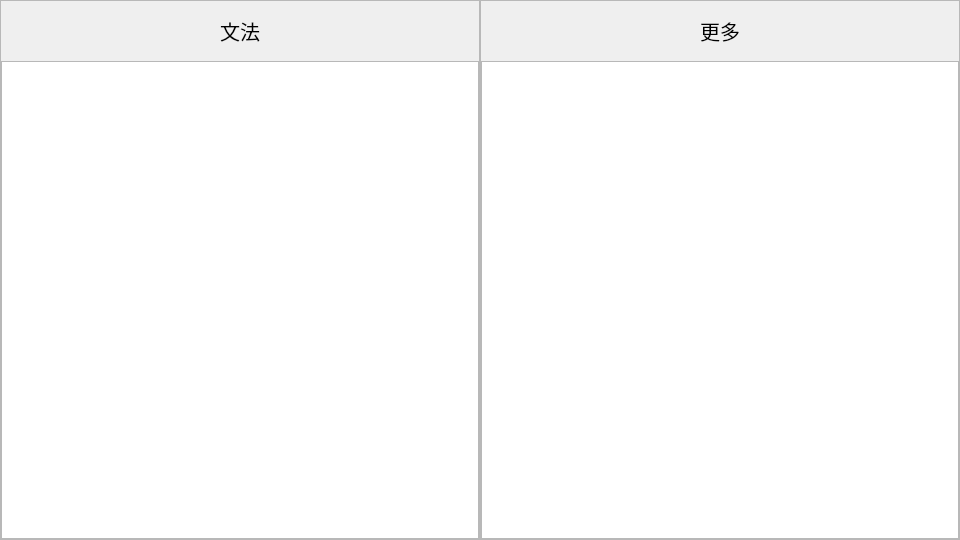
The window that ui/semantic_info.ui (HIT-SCIR-chichi/hit_compiling_systems) describes before a commit, drawn with Qt 5.
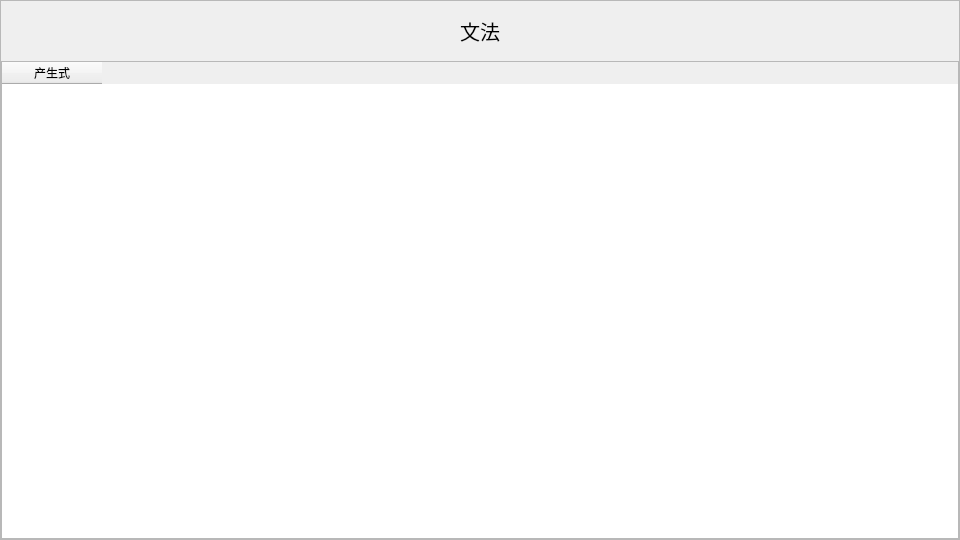
The same window after the commit. Icons and pictures are not drawn.

What changed in the file:
```diff
--- a/ui/semantic_info.ui
+++ b/ui/semantic_info.ui
@@ -83,61 +83,11 @@
         <property name="horizontalScrollMode">
          <enum>QAbstractItemView::ScrollPerPixel</enum>
         </property>
-       </widget>
-      </item>
-     </layout>
-    </widget>
-   </item>
-   <item>
-    <widget class="QFrame" name="frame_2">
-     <property name="frameShape">
-      <enum>QFrame::StyledPanel</enum>
-     </property>
-     <property name="frameShadow">
-      <enum>QFrame::Raised</enum>
-     </property>
-     <layout class="QVBoxLayout" name="verticalLayout_2">
-      <property name="spacing">
-       <number>15</number>
-      </property>
-      <property name="leftMargin">
-       <number>0</number>
-      </property>
-      <property name="topMargin">
-       <number>15</number>
-      </property>
-      <property name="rightMargin">
-       <number>0</number>
-      </property>
-      <property name="bottomMargin">
-       <number>0</number>
-      </property>
-      <item>
-       <widget class="QLabel" name="label">
-        <property name="font">
-         <font>
-          <pointsize>15</pointsize>
-         </font>
-        </property>
-        <property name="text">
-         <string>更多</string>
-        </property>
-        <property name="alignment">
-         <set>Qt::AlignCenter</set>
-        </property>
-       </widget>
-      </item>
-      <item>
-       <widget class="QTableWidget" name="tableWidget">
-        <property name="editTriggers">
-         <set>QAbstractItemView::NoEditTriggers</set>
-        </property>
-        <property name="verticalScrollMode">
-         <enum>QAbstractItemView::ScrollPerPixel</enum>
-        </property>
-        <property name="horizontalScrollMode">
-         <enum>QAbstractItemView::ScrollPerPixel</enum>
-        </property>
+        <column>
+         <property name="text">
+          <string>产生式</string>
+         </property>
+        </column>
        </widget>
       </item>
      </layout>
```
